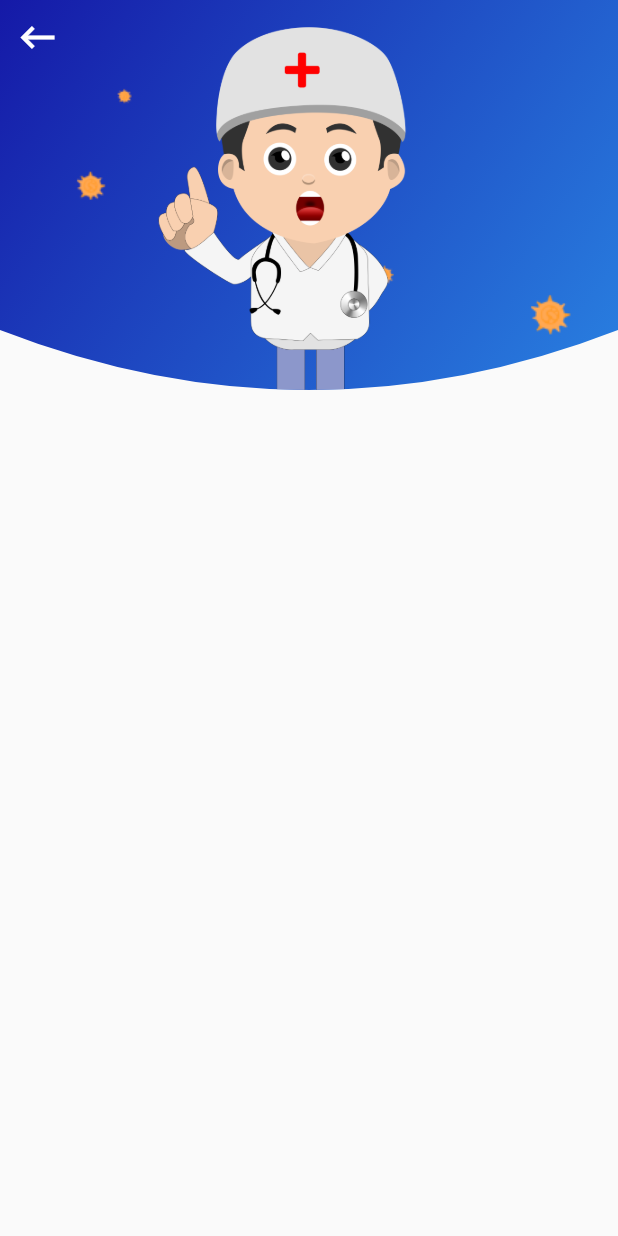
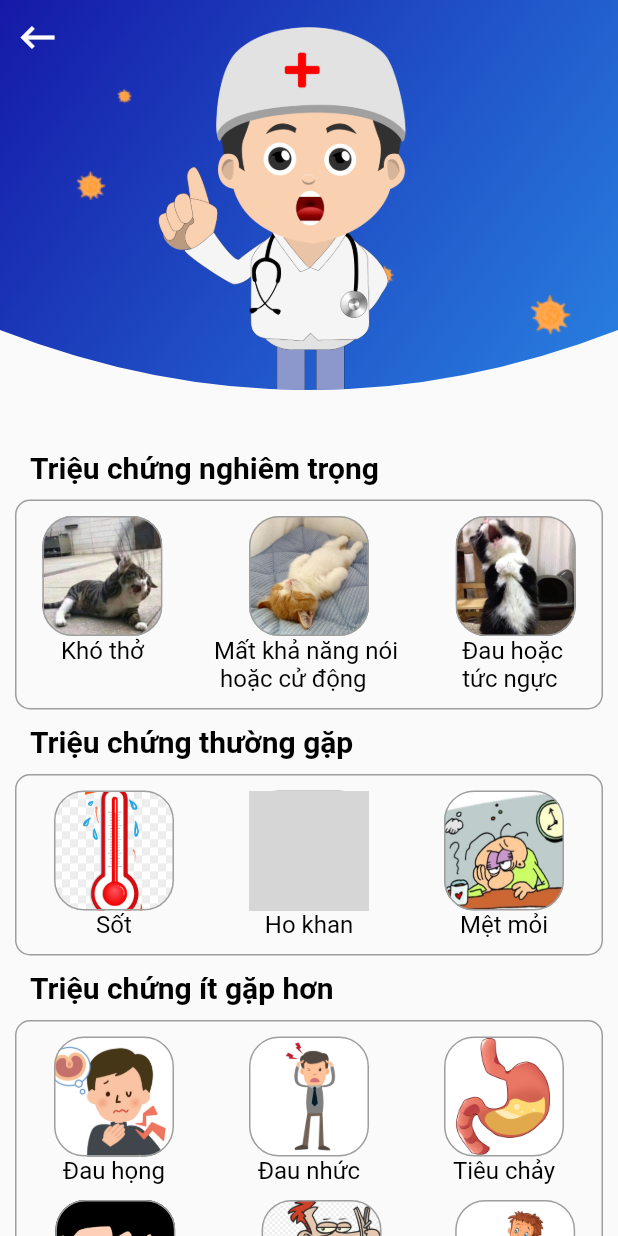
Before and after one commit to viettranvan/Covid19App, a Flutter app: the screen it shows after launch, after a tap on "Chi tiết", on a phone screen of 412 x 824 dp. Run offline on Flutter 3.47's test engine with Material 2 defaults, Android fonts, the phone set to English and light mode, and no system bars; our stand-ins replace flutter_svg; grey boxes are pictures that could not be loaded.

Commit message:
add covid 19 info page

```diff
--- a/lib/pages/covid19_information.dart
+++ b/lib/pages/covid19_information.dart
@@ -1,12 +1,17 @@
+import 'package:covid_19/widgets/col_symptom.dart';
 import 'package:covid_19/widgets/header_image.dart';
+import 'package:covid_19/widgets/symptom_title.dart';
 import 'package:flutter/material.dart';
+import 'package:flutter_svg/flutter_svg.dart';
 
 class Covid19Information extends StatelessWidget {
   @override
   Widget build(BuildContext context) {
     return Scaffold(
       body: SafeArea(
+        child: SingleChildScrollView(
           child: Column(
+            crossAxisAlignment: CrossAxisAlignment.start,
             children: [
               Stack(
                 children: [
@@ -14,11 +19,11 @@ class Covid19Information extends StatelessWidget {
                     imgDir: "assets/images/doctor.png",
                   ),
                   InkWell(
-                  onTap: (){
+                    onTap: () {
                       Navigator.of(context).pop();
                     },
                     child: Container(
-                    padding: EdgeInsets.only(top: 10.0,left: 10.0),
+                        padding: EdgeInsets.only(top: 10.0, left: 10.0),
                         child: Icon(
                           Icons.keyboard_backspace_outlined,
                           color: Colors.white,
@@ -26,10 +31,135 @@ class Covid19Information extends StatelessWidget {
                         )),
                   )
                 ],
-            )
+              ),
+              SymptomTitle(title: "Triệu chứng nghiêm trọng",),
+              SizedBox(height: 10.0,),
+              Container(
+                padding: EdgeInsets.symmetric(vertical: 10.0),
+                margin: EdgeInsets.symmetric(horizontal: 10.0),
+                decoration: BoxDecoration(
+                    border: Border.all(width: 1.0,color: Colors.grey),
+                    borderRadius: BorderRadius.circular(10.0)
+                ),
+                child: Row(
+                  mainAxisAlignment: MainAxisAlignment.spaceAround,
+                  crossAxisAlignment: CrossAxisAlignment.start,
+                  children: [
+                    ColumnSymptom(imgDir: "assets/images/shortness_of_breath.jpeg", titleSymptom: "Khó thở"),
+                    ColumnSymptom(imgDir: "assets/images/motionless.jpg", titleSymptom: "Mất khả năng nói \n hoặc cử động"),
+                    ColumnSymptom(imgDir: "assets/images/heart_attack.png", titleSymptom: "Đau hoặc \ntức ngực"),
                   ],
+                ),
+
+              ),
+              SizedBox(height: 10.0,),
+              SymptomTitle(title: "Triệu chứng thường gặp",),
+              SizedBox(height: 10.0,),
+              Container(
+                padding: EdgeInsets.symmetric(vertical: 10.0),
+                margin: EdgeInsets.symmetric(horizontal: 10.0),
+                decoration: BoxDecoration(
+                    border: Border.all(width: 1.0,color: Colors.grey),
+                    borderRadius: BorderRadius.circular(10.0)
+                ),
+                child: Row(
+                  mainAxisAlignment: MainAxisAlignment.spaceAround,
+                  crossAxisAlignment: CrossAxisAlignment.start,
+                  children: [
+                    ColumnSymptom(imgDir: "assets/images/thermometer.jpg", titleSymptom: "Sốt"),
+                    ColumnSymptom(imgDir: "assets/images/cough.jpg", titleSymptom: "Ho khan"),
+                    ColumnSymptom(imgDir: "assets/images/tired.jpg", titleSymptom: "Mệt mỏi"),
+                  ],
+                ),
+              ),
+              SizedBox(height: 10.0,),
+              SymptomTitle(title: "Triệu chứng ít gặp hơn",),
+              SizedBox(height: 10.0,),
+              Container(
+                padding: EdgeInsets.symmetric(vertical: 10.0),
+                margin: EdgeInsets.symmetric(horizontal: 10.0),
+                decoration: BoxDecoration(
+                    border: Border.all(width: 1.0,color: Colors.grey),
+                    borderRadius: BorderRadius.circular(10.0)
+                ),
+                child: Column(
+                  children: [
+                    Row(
+                      mainAxisAlignment: MainAxisAlignment.spaceAround,
+                      crossAxisAlignment: CrossAxisAlignment.start,
+                      children: [
+                        ColumnSymptom(imgDir: "assets/images/sore_throat.png", titleSymptom: "Đau họng"),
+                        ColumnSymptom(imgDir: "assets/images/headache.png", titleSymptom: "Đau nhức"),
+                        ColumnSymptom(imgDir: "assets/images/stomach.png", titleSymptom: "Tiêu chảy"),
+                      ],
+                    ),
+                    SizedBox(height: 10.0,),
+                    Row(
+                      mainAxisAlignment: MainAxisAlignment.spaceAround,
+                      crossAxisAlignment: CrossAxisAlignment.start,
+                      children: [
+                        ColumnSymptom(imgDir: "assets/images/eye.png", titleSymptom: "Viêm kết mạc"),
+                        ColumnSymptom(imgDir: "assets/images/nose.jpg", titleSymptom: "Mất vị giác\nhoặc khứu giác"),
+                        ColumnSymptom(imgDir: "assets/images/red.png", titleSymptom: "Da nổi mẩn"),
+                      ],
+                    ),
+
+                  ],
+                ),
+              ),
+              SizedBox(height: 10.0,),
+              SymptomTitle(title: "Biện pháp ngăn chặn",),
+              SizedBox(height: 10.0,),
+              buildPreventation(),
+              SizedBox(height: 20.0,),
+
+            ],
+          ),
         ),
       ),
     );
   }
 }
+
+Row buildPreventation() {
+  return Row(
+    mainAxisAlignment: MainAxisAlignment.spaceBetween,
+    children: <Widget>[
+      PreventitonCard(
+        svgSrc: "assets/icons/hand_wash.svg",
+        title: "Rửa tay thường xuyên",
+      ),
+      PreventitonCard(
+        svgSrc: "assets/icons/use_mask.svg",
+        title: "Mang Khẩu trang",
+      ),
+      PreventitonCard(
+        svgSrc: "assets/icons/Clean_Disinfect.svg",
+        title: "Khử trùng",
+      ),
+    ],
+  );
+}
+
+class PreventitonCard extends StatelessWidget {
+  final String svgSrc;
+  final String title;
+  const PreventitonCard({
+    required this.svgSrc,
+    required this.title,
+  }) ;
+
+  @override
+  Widget build(BuildContext context) {
+    return Column(
+      children: <Widget>[
+        SvgPicture.asset(svgSrc),
+        Text(
+          title,
+          style:
+          Theme.of(context).textTheme.bodyText1!.copyWith(color: Colors.green),
+        )
+      ],
+    );
+  }
+}
--- /dev/null
+++ b/lib/widgets/col_symptom.dart
@@ -0,0 +1,32 @@
+import 'package:flutter/material.dart';
+
+class ColumnSymptom extends StatelessWidget {
+  final String imgDir;
+  final String titleSymptom;
+
+  ColumnSymptom({required this.imgDir, required this.titleSymptom});
+
+  @override
+  Widget build(BuildContext context) {
+    return Column(
+      mainAxisAlignment: MainAxisAlignment.start,
+      children: [
+        Container(
+          height: 80,
+          width: 80,
+          decoration: BoxDecoration(
+              borderRadius: BorderRadius.circular(20.0),
+              border: Border.all(width: 1.0, color: Colors.grey),
+              color: Colors.white,
+              image: DecorationImage(
+                  image: AssetImage(this.imgDir), fit: BoxFit.cover)),
+        ),
+        Text(this.titleSymptom,
+            style: TextStyle(
+              fontSize: 16.0,
+              color: Colors.black,
+            ))
+      ],
+    );
+  }
+}
--- /dev/null
+++ b/lib/widgets/symptom_title.dart
@@ -0,0 +1,20 @@
+import 'package:flutter/material.dart';
+
+class SymptomTitle extends StatelessWidget {
+
+  final String title;
+  SymptomTitle({required this.title});
+  @override
+  Widget build(BuildContext context) {
+    return Container(
+      padding: EdgeInsets.symmetric(horizontal: 20.0),
+      child: Text(
+        this.title,
+        style: TextStyle(
+            fontWeight: FontWeight.bold,
+            fontSize: 20.0,
+            color: Colors.black),
+      ),
+    );
+  }
+}
```
Also changed, not shown: pubspec.yaml (+14 -0 lines), assets/icons/Clean_Disinfect.svg (added), assets/icons/hand_wash.svg (added), assets/icons/use_mask.svg (added), assets/images/cough.jpg (added), assets/images/eye.png (added), assets/images/headache.png (added), assets/images/heart_attack.png (added), assets/images/motionless.jpg (added), assets/images/nose.jpg (added), assets/images/red.png (added), assets/images/shortness_of_breath.jpeg (added), assets/images/sore_throat.png (added), assets/images/stomach.png (added), 2 more files. Lines whose indentation alone changed are shown as unchanged.
